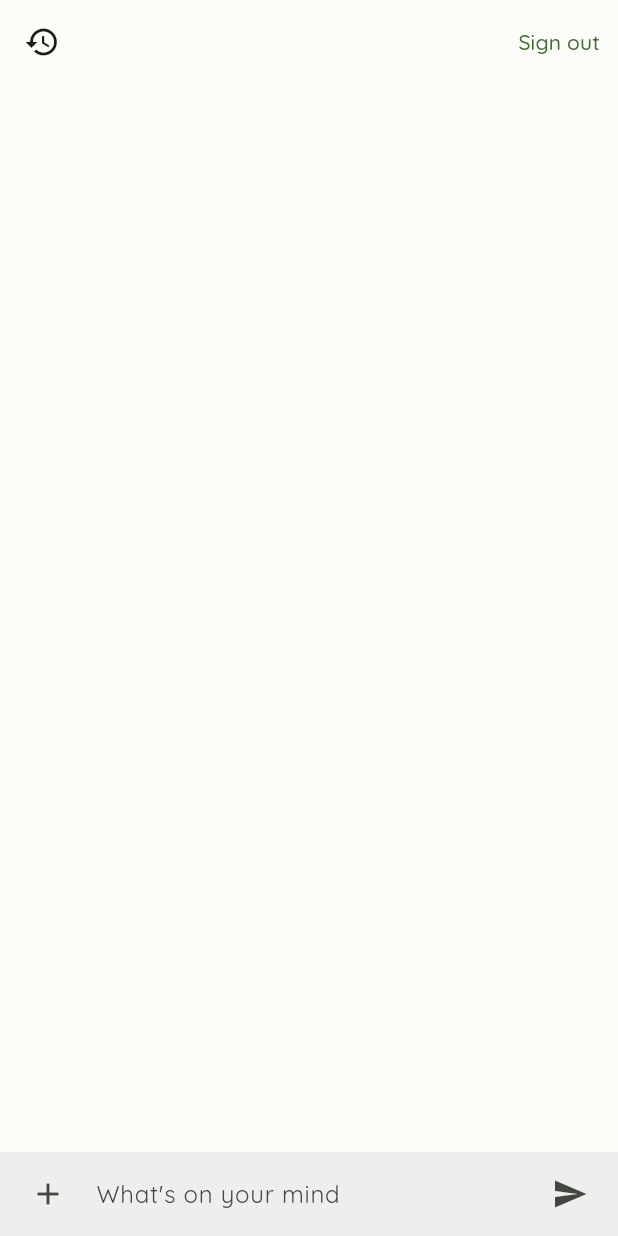
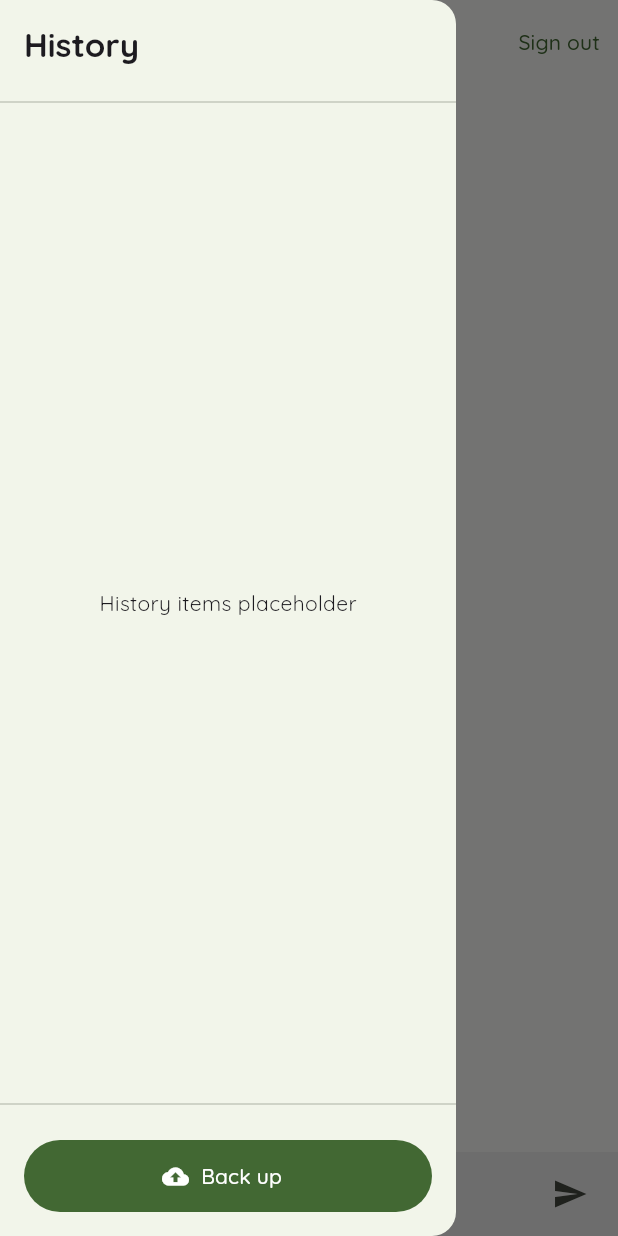
Before and after one commit to leonCTL12/AI-Companion-ChatApp, a Flutter app: the screen it shows once a user with an empty profile is signed in, with the side drawer open (before the commit the screen has no drawer), on a phone screen of 412 x 824 dp. Run offline on Flutter 3.47's test engine with Material 3 defaults, Android fonts, the phone set to English and light mode, and no system bars; our stand-ins replace cloud_functions, firebase_auth, firebase_core, flutter_riverpod, google_fonts, google_sign_in and 3 more; accounts and stored records are empty; generated files the repository leaves out were written again.

Commit message:
feat: implemented chat page drawer UI

```diff
--- a/lib/features/chat/presentation/pages/chat_page.dart
+++ b/lib/features/chat/presentation/pages/chat_page.dart
@@ -1,6 +1,7 @@
 import 'package:flutter/material.dart';
 import 'package:llm_chatbot/features/chat/presentation/widgets/chat_area.dart';
 import 'package:llm_chatbot/features/chat/presentation/widgets/chat_input_field.dart';
+import 'package:llm_chatbot/features/chat/presentation/widgets/chat_page_drawer.dart';
 
 import '../widgets/app_bar.dart';
 
@@ -11,6 +12,7 @@ class ChatPage extends StatelessWidget {
   Widget build(BuildContext context) {
     return Scaffold(
       appBar: ChatAppBar(),
+      drawer: ChatPageDrawer(),
       body: Column(
         children: [
           Expanded(child: ChatArea()),
--- a/lib/features/chat/presentation/widgets/app_bar.dart
+++ b/lib/features/chat/presentation/widgets/app_bar.dart
@@ -14,10 +14,9 @@ class ChatAppBar extends ConsumerWidget implements PreferredSizeWidget {
     return AppBar(
       automaticallyImplyLeading: false,
       leading: IconButton(
-        icon: const Icon(Icons.history),
-        tooltip: 'ChatHistory',
+        icon: const Icon(Icons.menu),
         onPressed: () {
-          //TODO: Implement the logic for ChatHistory
+          Scaffold.of(context).openDrawer();
         },
       ),
       actions: [
--- /dev/null
+++ b/lib/features/chat/presentation/widgets/chat_page_drawer.dart
@@ -0,0 +1,54 @@
+import 'package:flutter/material.dart';
+import 'package:flutter_riverpod/flutter_riverpod.dart';
+import 'package:llm_chatbot/features/auth/application/auth_state_provider.dart';
+
+class ChatPageDrawer extends ConsumerWidget {
+  const ChatPageDrawer({super.key});
+
+  @override
+  Widget build(BuildContext context, WidgetRef ref) {
+    final authStateAsync = ref.watch(authStateProvider);
+    final authUser = authStateAsync.value;
+
+    return Drawer(
+      child: SafeArea(
+        child: Column(
+          crossAxisAlignment: CrossAxisAlignment.start,
+          children: [
+            Padding(
+              padding: const EdgeInsets.all(16.0),
+              child: Text(
+                'History',
+                style: Theme.of(
+                  context,
+                ).textTheme.titleLarge?.copyWith(fontWeight: FontWeight.bold),
+              ),
+            ),
+            const Divider(),
+            const Expanded(
+              child: Center(child: Text('History items placeholder')),
+            ),
+            if (authUser != null) ...[
+              const Divider(),
+
+              Padding(
+                padding: const EdgeInsets.all(16.0),
+                child: SizedBox(
+                  width: double.infinity,
+                  height: 48,
+                  child: FilledButton.icon(
+                    onPressed: () {
+                      //TODO: back up logic
+                    },
+                    label: const Text('Back up'),
+                    icon: const Icon(Icons.backup),
+                  ),
+                ),
+              ),
+            ],
+          ],
+        ),
+      ),
+    );
+  }
+}
```
